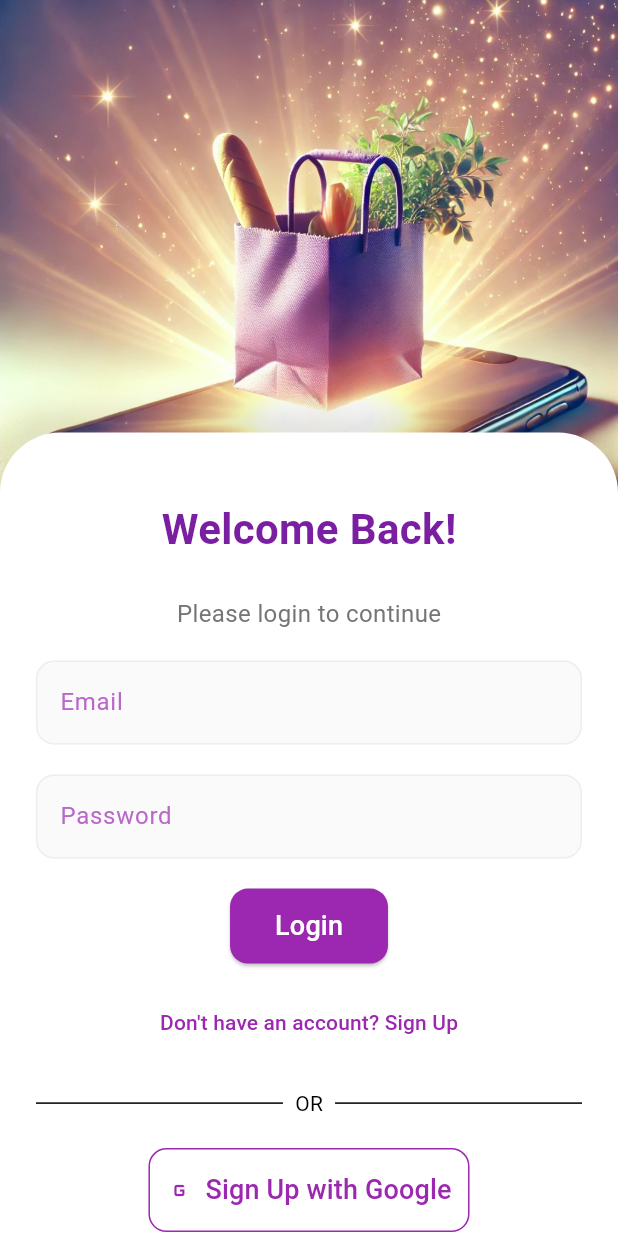
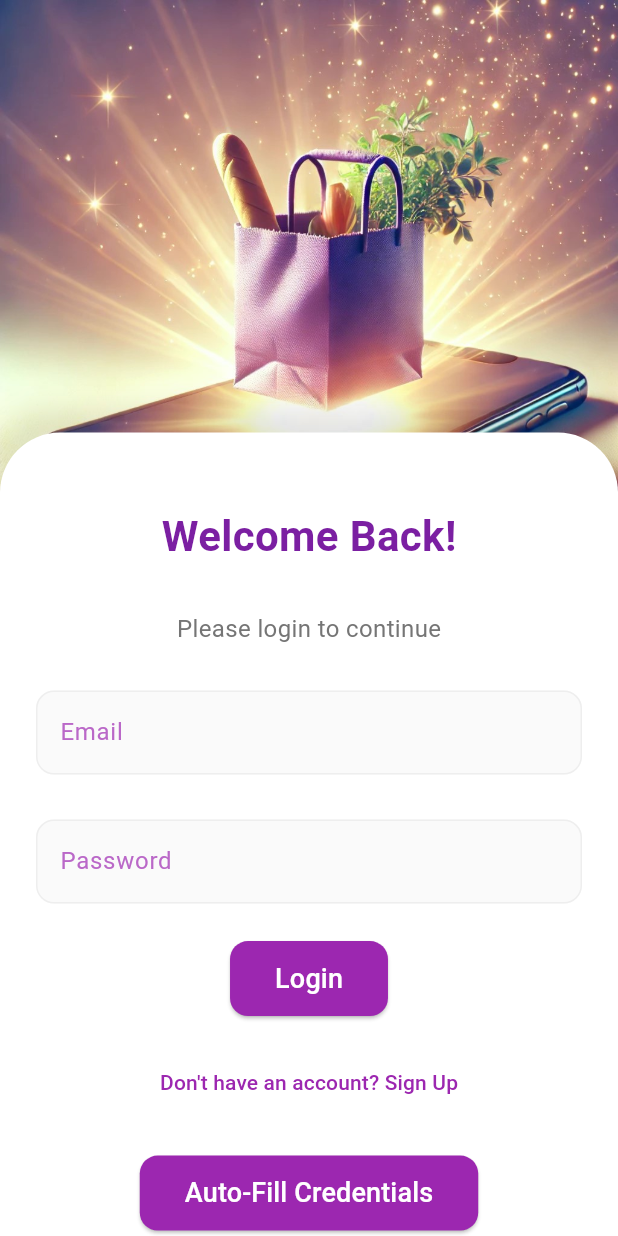
Before and after one commit to sadihashushan/grocery_genie, a Flutter app: the screen it shows after launch, on a phone screen of 412 x 824 dp. Run offline on Flutter 3.47's test engine with Material 3 defaults, Android fonts, the phone set to English and light mode, and no system bars; our stand-ins replace connectivity_plus, flutter_contacts, flutter_riverpod, flutter_secure_storage, geocoding, geolocator and 4 more.

Commit message:
Read and write from a local data source

```diff
--- a/lib/main.dart
+++ b/lib/main.dart
@@ -1,33 +1,27 @@
 import 'package:flutter/material.dart';
-import 'package:flutter_riverpod/flutter_riverpod.dart';
 import 'package:flutter_assignment/screens/home.dart';
 import 'package:flutter_assignment/screens/login_screen.dart';
 import 'package:flutter_assignment/screens/register_screen.dart';
 import 'package:flutter_assignment/screens/review_screen.dart';
+import 'package:flutter_riverpod/flutter_riverpod.dart';
 import 'package:flutter_assignment/screens/cart_screen.dart';
-import 'package:flutter_assignment/theme/app_theme.dart';
-import 'package:flutter_assignment/providers/theme_provider.dart';
 
+
+// Riverpod provider
 void main() {
-  runApp(const ProviderScope(child: MyApp()));
+  runApp(ProviderScope(child: MyApp()));
 }
 
-class MyApp extends ConsumerWidget {
-  const MyApp({super.key});
-
+class MyApp extends StatelessWidget {
   @override
-  Widget build(BuildContext context, WidgetRef ref) {
-    final themeMode = ref.watch(themeProvider);
-
+  Widget build(BuildContext context) {
     return MaterialApp(
       debugShowCheckedModeBanner: false,
       title: 'Flutter Assignment',
-      theme: AppTheme.lightTheme,
-      darkTheme: AppTheme.darkTheme,
-      themeMode: themeMode,
+      theme: ThemeData(primarySwatch: Colors.purple),
       home: LoginScreen(),
       routes: {
-        '/login': (context) => LoginScreen(),
+        '/login' : (context) => LoginScreen(),
         '/register': (context) => RegisterScreen(),
         '/home': (context) => HomeScreen(),
         '/review': (context) => ReviewScreen(),
--- a/lib/screens/login_screen.dart
+++ b/lib/screens/login_screen.dart
@@ -35,6 +35,15 @@ class _LoginScreenState extends ConsumerState<LoginScreen> {
   void initState() {
     super.initState();
     _loadUserData();
+    _resetUserData();
+  }
+
+  Future<void> _resetUserData() async {
+    SharedPreferences prefs = await SharedPreferences.getInstance();
+    await prefs.remove('email');
+    await prefs.remove('password');
+    _emailController.clear();
+    _passwordController.clear();
   }
 
   void _loadUserData() async {
@@ -86,7 +95,7 @@ class _LoginScreenState extends ConsumerState<LoginScreen> {
                     child: Column(
                       crossAxisAlignment: CrossAxisAlignment.center,
                       children: [
-                        SizedBox(height: 20),
+                        SizedBox(height: 25),
                         Text(
                           'Welcome Back!',
                           style: TextStyle(
@@ -95,7 +104,7 @@ class _LoginScreenState extends ConsumerState<LoginScreen> {
                             color: Colors.purple[700],
                           ),
                         ),
-                        SizedBox(height: 25),
+                        SizedBox(height: 30),
                         Text(
                           'Please login to continue',
                           style: TextStyle(
@@ -103,9 +112,9 @@ class _LoginScreenState extends ConsumerState<LoginScreen> {
                             color: Colors.grey[600],
                           ),
                         ),
-                        SizedBox(height: 20),
+                        SizedBox(height: 30),
                         CustomTextField(controller: _emailController, label: 'Email'),
-                        SizedBox(height: 20),
+                        SizedBox(height: 30),
                         CustomTextField(
                           controller: _passwordController,
                           label: 'Password',
@@ -119,7 +128,7 @@ class _LoginScreenState extends ConsumerState<LoginScreen> {
                               style: TextStyle(color: Colors.red),
                             ),
                           ),
-                        SizedBox(height: 20),
+                        SizedBox(height: 25),
                         ElevatedButton(
                           onPressed: () {
                             ref.read(authProvider.notifier).login(
@@ -137,7 +146,7 @@ class _LoginScreenState extends ConsumerState<LoginScreen> {
                           ),
                           child: Text('Login', style: TextStyle(fontSize: 18, color: Colors.white)),
                         ),
-                        SizedBox(height: 15),
+                        SizedBox(height: 20),
                         Center(
                           child: TextButton(
                             onPressed: () {
@@ -146,40 +155,27 @@ class _LoginScreenState extends ConsumerState<LoginScreen> {
                             child: Text("Don't have an account? Sign Up", style: TextStyle(color: Colors.purple)),
                           ),
                         ),
-                        SizedBox(height: 20),
-                        Row(
-                          children: [
-                            Expanded(child: Divider(thickness: 1)),
-                            Padding(
-                              padding: const EdgeInsets.symmetric(horizontal: 8.0),
-                              child: Text('OR'),
-                            ),
-                            Expanded(child: Divider(thickness: 1)),
-                          ],
-                        ),
-                        SizedBox(height: 20),
-                        OutlinedButton.icon(
+                        SizedBox(height: 25),
+                        ElevatedButton(
                           onPressed: () async {
-                            final googleSignIn = GoogleSignIn();
-                            try {
-                              await googleSignIn.signIn();
-                            } catch (e) {
-                              ScaffoldMessenger.of(context).showSnackBar(SnackBar(
-                                content: Text('Google Sign-In failed: $e'),
-                              ));
-                            }
+                            SharedPreferences prefs = await SharedPreferences.getInstance();
+                            String email = prefs.getString('email') ?? '';
+                            String password = prefs.getString('password') ?? '';
+
+                            // Fill the text fields with saved data
+                            _emailController.text = email;
+                            _passwordController.text = password;
                           },
-                          icon: Icon(Icons.g_mobiledata, color: Colors.purple),
-                          label: Text('Sign Up with Google', style: TextStyle(color: Colors.purple, fontSize: 18)),
-                          style: OutlinedButton.styleFrom(
-                            side: BorderSide(color: Colors.purple),
-                            padding: EdgeInsets.symmetric(vertical: 15, horizontal: 12),
+                          style: ElevatedButton.styleFrom(
+                            backgroundColor: Colors.purple,
+                            padding: EdgeInsets.symmetric(vertical: 12, horizontal: 30),
                             shape: RoundedRectangleBorder(
                               borderRadius: BorderRadius.circular(12),
                             ),
                           ),
+                          child: Text('Auto-Fill Credentials', style: TextStyle(fontSize: 18, color: Colors.white)),
                         ),
-                        SizedBox(height: 20),
+                        SizedBox(height: 25),
                         ElevatedButton(
                             onPressed: () {
                               Navigator.pushReplacement(
--- a/lib/screens/register_screen.dart
+++ b/lib/screens/register_screen.dart
@@ -66,6 +66,7 @@ class RegisterScreen extends ConsumerWidget {
                   ),
                 ],
               ),
+              child: SingleChildScrollView( // Added SingleChildScrollView
                 child: Padding(
                   padding: const EdgeInsets.symmetric(horizontal: 32.0, vertical: 24.0),
                   child: Column(
@@ -124,6 +125,7 @@ class RegisterScreen extends ConsumerWidget {
                 ),
               ),
             ),
+          ),
         ],
       ),
     );
```
Also changed, not shown: lib/genie_screens/genie_login_screen.dart (+17 -1 lines), lib/screens/checkout_screen.dart (+37 -96 lines), lib/screens/review_screen.dart (+34 -17 lines). Lines whose indentation alone changed are shown as unchanged.
